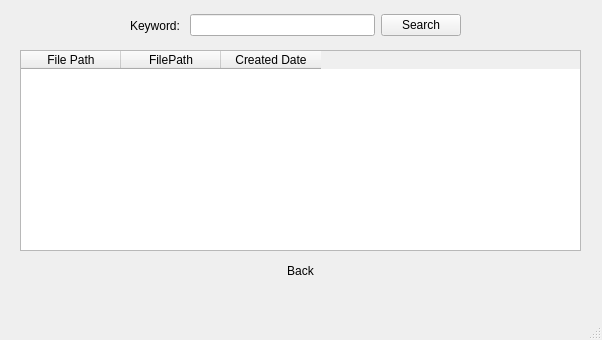
Old version of the form imagesfinder/ImageFinder/fileswindow.ui in the repository duy-tran/unix1.
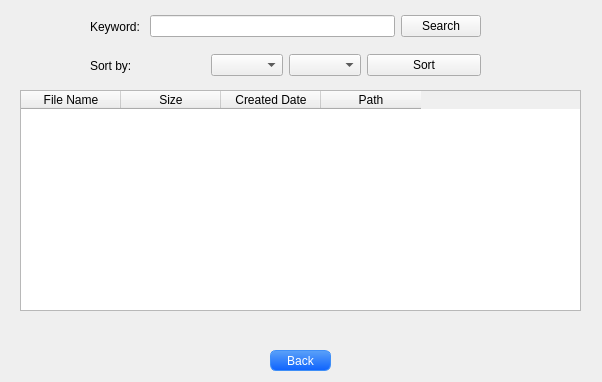
New version of the form.

What changed in the file:
```diff
--- a/imagesfinder/ImageFinder/fileswindow.ui
+++ b/imagesfinder/ImageFinder/fileswindow.ui
@@ -7,20 +7,23 @@
     <x>0</x>
     <y>0</y>
     <width>602</width>
-    <height>340</height>
+    <height>382</height>
    </rect>
   </property>
   <property name="windowTitle">
    <string>MainWindow</string>
   </property>
+  <property name="styleSheet">
+   <string notr="true"/>
+  </property>
   <widget class="QWidget" name="centralwidget">
    <widget class="QWidget" name="layoutWidget">
     <property name="geometry">
      <rect>
-      <x>130</x>
+      <x>90</x>
       <y>10</y>
-      <width>331</width>
-      <height>31</height>
+      <width>391</width>
+      <height>33</height>
      </rect>
     </property>
     <layout class="QHBoxLayout" name="horizontalLayout_2">
@@ -47,19 +50,19 @@
     <property name="geometry">
      <rect>
       <x>20</x>
-      <y>50</y>
+      <y>90</y>
       <width>561</width>
-      <height>201</height>
+      <height>221</height>
      </rect>
     </property>
     <column>
      <property name="text">
-      <string>File Path</string>
+      <string>File Name</string>
      </property>
     </column>
     <column>
      <property name="text">
-      <string>FilePath</string>
+      <string>Size</string>
      </property>
     </column>
     <column>
@@ -67,19 +70,27 @@
       <string>Created Date</string>
      </property>
     </column>
+    <column>
+     <property name="text">
+      <string>Path</string>
+     </property>
+    </column>
    </widget>
    <widget class="QPushButton" name="backButton">
     <property name="geometry">
      <rect>
       <x>270</x>
-      <y>260</y>
+      <y>350</y>
       <width>61</width>
       <height>21</height>
      </rect>
     </property>
     <property name="styleSheet">
-     <string notr="true">background: transparent;
-border: none;</string>
+     <string notr="true">
+border: 1px solid rgb(62, 142, 247);
+color: white;
+border-radius: 6px;
+background: qlineargradient(spread:pad, x1:0, y1:0, x2:0, y2:1, stop:0 rgba(91, 161, 248, 255), stop:1 rgba(14, 99, 254, 255))</string>
     </property>
     <property name="text">
      <string>Back</string>
@@ -89,27 +100,57 @@
     <property name="geometry">
      <rect>
       <x>20</x>
-      <y>255</y>
-      <width>471</width>
-      <height>21</height>
+      <y>310</y>
+      <width>561</width>
+      <height>31</height>
      </rect>
     </property>
     <property name="text">
      <string>&lt;html&gt;&lt;head/&gt;&lt;body&gt;&lt;p align=&quot;center&quot;/&gt;&lt;/body&gt;&lt;/html&gt;</string>
     </property>
    </widget>
+   <widget class="QWidget" name="layoutWidget">
+    <property name="geometry">
+     <rect>
+      <x>90</x>
+      <y>40</y>
+      <width>391</width>
+      <height>51</height>
+     </rect>
+    </property>
+    <layout class="QHBoxLayout" name="horizontalLayout_3">
+     <item>
+      <widget class="QLabel" name="sortLabel">
+       <property name="text">
+        <string>Sort by:</string>
+       </property>
+      </widget>
+     </item>
+     <item>
+      <layout class="QHBoxLayout" name="horizontalLayout">
+       <item>
+        <widget class="QComboBox" name="typeBox"/>
+       </item>
+       <item>
+        <widget class="QComboBox" name="orderBox"/>
+       </item>
+      </layout>
+     </item>
+     <item>
+      <widget class="QPushButton" name="sortButton">
+       <property name="text">
+        <string>Sort</string>
+       </property>
+      </widget>
+     </item>
+    </layout>
+   </widget>
+   <zorder>layoutWidget</zorder>
+   <zorder>layoutWidget</zorder>
+   <zorder>filesTable</zorder>
+   <zorder>statusLabel</zorder>
+   <zorder>backButton</zorder>
   </widget>
-  <widget class="QMenuBar" name="menubar">
-   <property name="geometry">
-    <rect>
-     <x>0</x>
-     <y>0</y>
-     <width>602</width>
-     <height>22</height>
-    </rect>
-   </property>
-  </widget>
-  <widget class="QStatusBar" name="statusbar"/>
  </widget>
  <resources/>
  <connections/>
```
